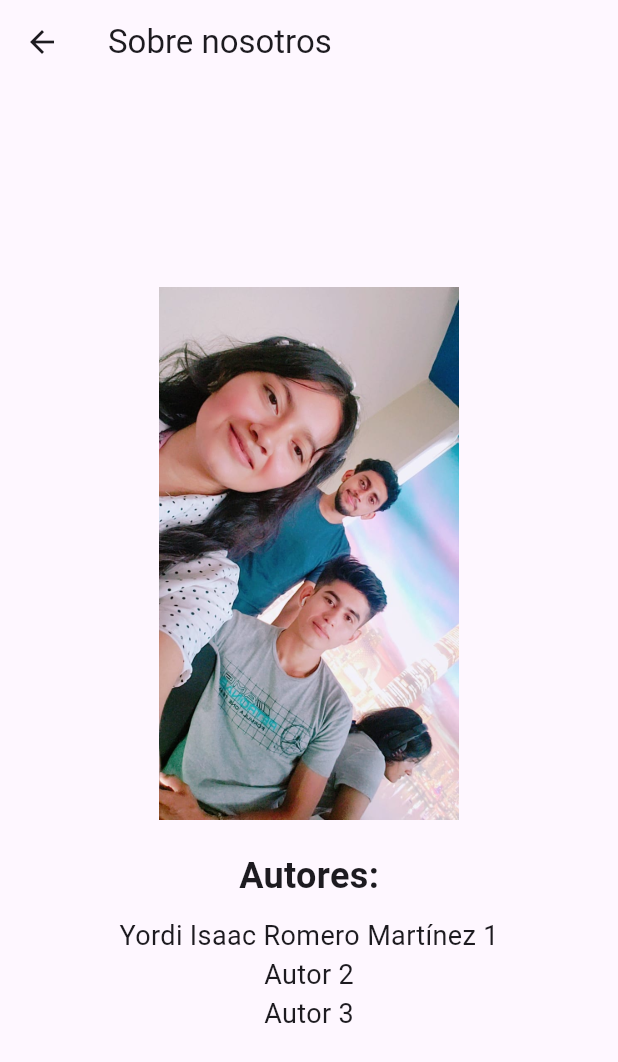
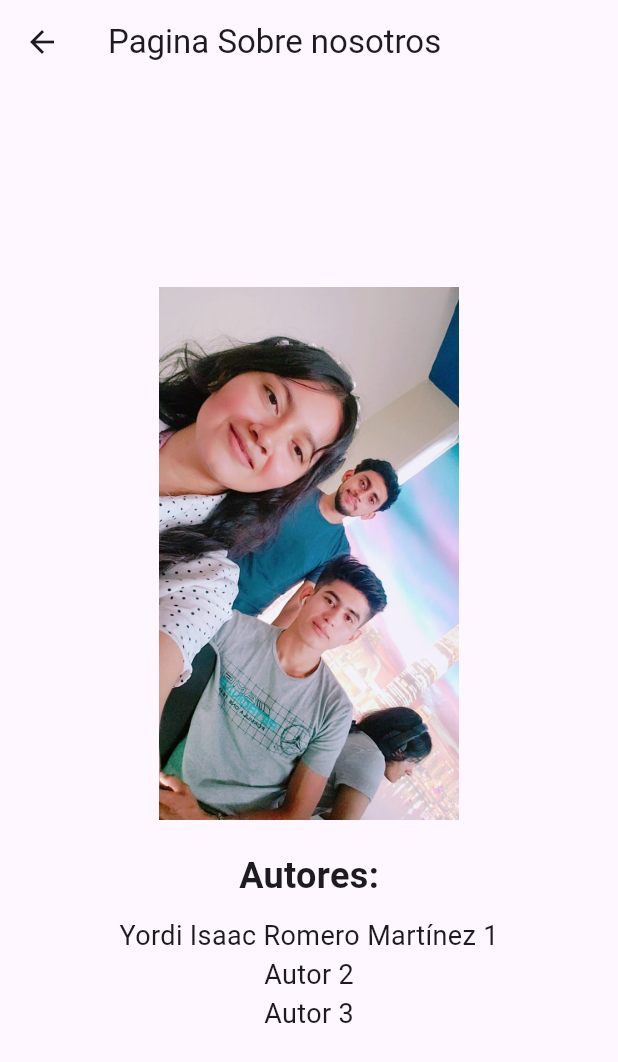
Before and after one commit to YordyM/evaluacion2_sis22, a Flutter app: the SobreNosotrosScreen screen opened directly, on a phone screen of 412 x 824 dp. Shown: the top 1062 px of the screen. Run offline on Flutter 3.47's test engine with Material 2 defaults, Android fonts, the light colour scheme and no system bars; our stand-ins replace cloud_firestore, firebase_core; accounts and stored records are empty.

Commit message:
editanto pagina  nosotros

```diff
--- a/lib/pages/sobrenosotros.dart
+++ b/lib/pages/sobrenosotros.dart
@@ -5,7 +5,7 @@ class SobreNosotrosScreen extends StatelessWidget {
   Widget build(BuildContext context) {
     return Scaffold(
       appBar: AppBar(
-        title: Text('Sobre nosotros'),
+        title: Text('Pagina Sobre nosotros'),
       ),
       body: Center(
         child: Column(
```
